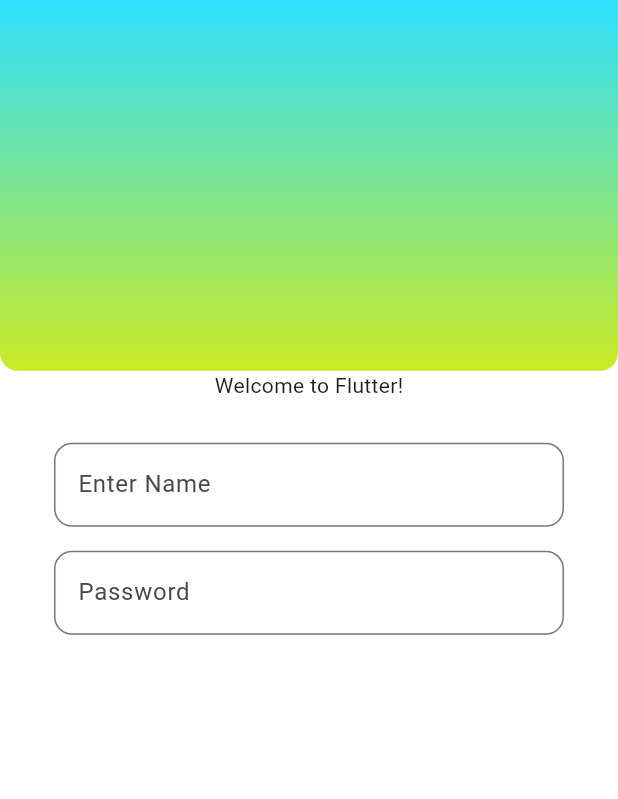
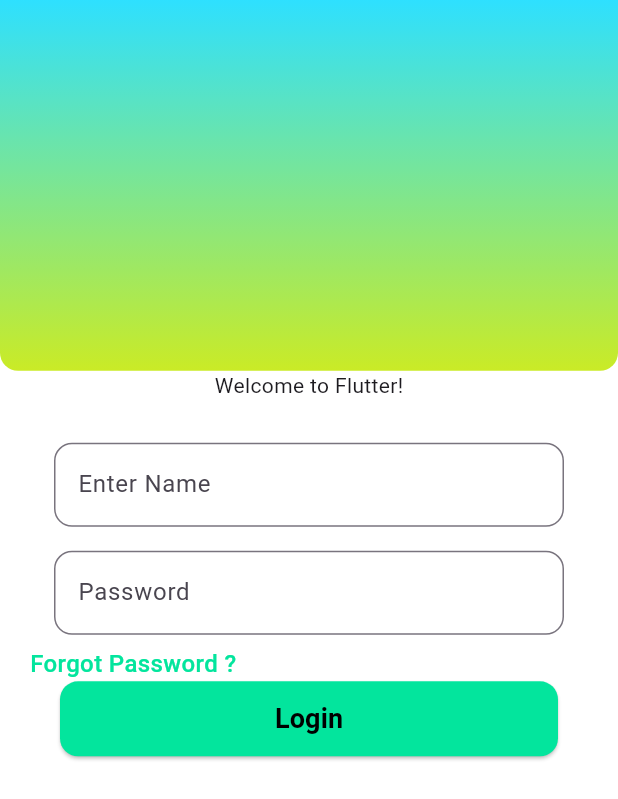
Before and after one commit to Trippycommand/myapp, a Flutter app: the screen it shows after launch, on a phone screen of 412 x 824 dp. Shown: the top 799 px of the screen. Run offline on Flutter 3.47's test engine with Material 3 defaults, Android fonts, the phone set to English and light mode, and no system bars; drawn by our look-alikes of animated_text_kit.

Commit message:
Development in UI and make it responsive

```diff
--- a/lib/UI component/Button.dart
+++ b/lib/UI component/Button.dart
@@ -33,7 +33,7 @@ class CustomButton extends StatelessWidget {
         onPressed: onPressed,
         child: Text(
           label,
-          style: TextStyle(color: textColor, fontSize: 16),
+          style: TextStyle(color: textColor, fontSize: 18,fontWeight: FontWeight.bold),
         ),
       ),
     );
--- a/lib/UI component/SignUp.dart
+++ b/lib/UI component/SignUp.dart
@@ -1,5 +1,7 @@
 import 'package:flutter/material.dart';
+import 'package:myapp/UI%20component/Button.dart';
 import 'package:myapp/UI%20component/SignUp_page_upper_part.dart';
+import 'package:myapp/UI%20component/Text.dart' show CustomText;
 import 'package:myapp/UI%20component/Textfeild.dart';
 import 'package:animated_text_kit/animated_text_kit.dart';
 
@@ -10,8 +12,9 @@ class SignUpUI extends StatelessWidget implements PreferredSizeWidget {
 
   @override
   Widget build(BuildContext context) {
-    final screenHeight = MediaQuery.of(context).size.height;
-    return Column(
+    final screenwitdh = MediaQuery.of(context).size.width;
+    return SingleChildScrollView(
+      child: Column(
         children: [
           const GradientBox(),
           AnimatedTextKit(
@@ -25,15 +28,47 @@ class SignUpUI extends StatelessWidget implements PreferredSizeWidget {
             pause: const Duration(milliseconds: 1000),
           ),
           Container(
-          padding: EdgeInsets.all(20),
+            //for textfeild
+            margin: EdgeInsets.all(20),
             child: Column(
               children: [
-              CustomTextField(label: 'Enter Name', controller: nameController),
+                CustomTextField(
+                  label: 'Enter Name',
+                  controller: nameController,
+                ),
                 CustomTextField(label: "Password", controller: passController),
+                Align(
+                  alignment: Alignment.centerLeft,
+                  child: GestureDetector(
+                    onTap: () {
+                      // TODO: Add your forgot password logic here
+                      print("Forgot Password tapped!");
+                    },
+                    child: CustomText(
+                      text: "Forgot Password ?",
+                      color: const Color.fromARGB(255, 3, 229, 157),
+                      textAlign: TextAlign.left,
+                      fontWeight: FontWeight.w500,
+                    ),
+                  ),
+                ),
+                Container(
+                  //For Button
+                  margin: EdgeInsets.only(left: 20, right: 20),
+                  child: CustomButton(
+                    label: "Login",
+                    onPressed: () {},
+                    height: 50,
+                    width: screenwitdh,
+                    textColor: Colors.black,
+                    color: const Color.fromARGB(255, 3, 229, 157),
+                  ),
+                ),
               ],
             ),
           ),
         ],
+      ),
     );
   }
 
--- /dev/null
+++ b/lib/UI component/Text.dart
@@ -0,0 +1,36 @@
+import 'package:flutter/material.dart';
+
+class CustomText extends StatelessWidget {
+  final String text;
+  final Color color;
+  final double fontSize;
+  final TextAlign textAlign;
+  final FontWeight fontWeight;
+  final EdgeInsetsGeometry padding;
+
+  const CustomText({
+    super.key,
+    required this.text,
+    this.color = Colors.black,
+    this.fontSize = 16,
+    this.textAlign = TextAlign.start,
+    this.fontWeight = FontWeight.normal,
+    this.padding = const EdgeInsets.all(0),
+  });
+
+  @override
+  Widget build(BuildContext context) {
+    return Padding(
+      padding: padding,
+      child: Text(
+        text,
+        textAlign: textAlign,
+        style: TextStyle(
+          color: color,
+          fontSize: fontSize,
+          fontWeight: fontWeight,
+        ),
+      ),
+    );
+  }
+}
```
Lines whose indentation alone changed are shown as unchanged.
